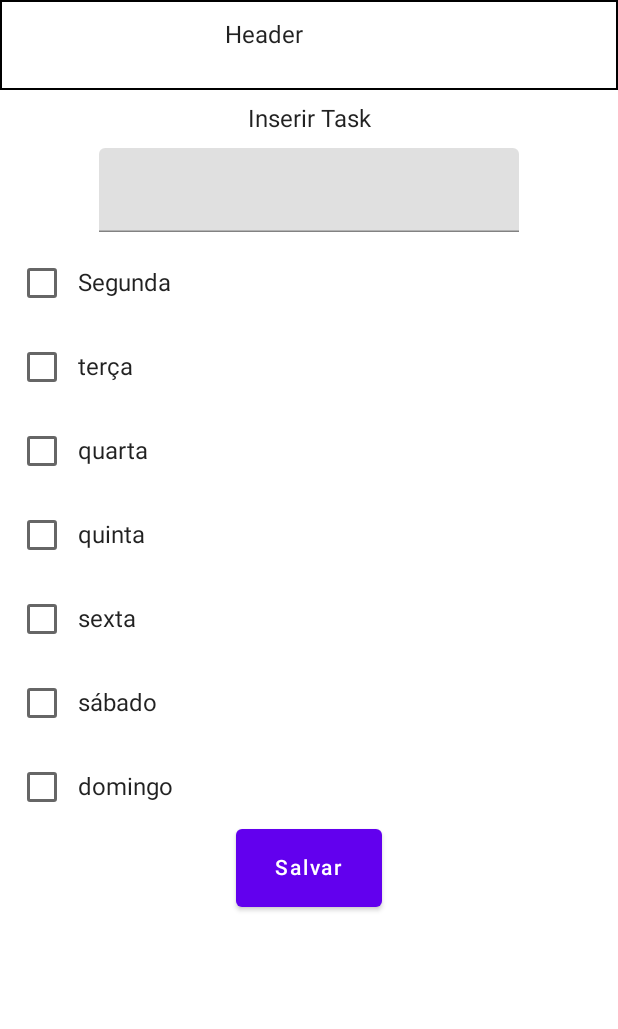
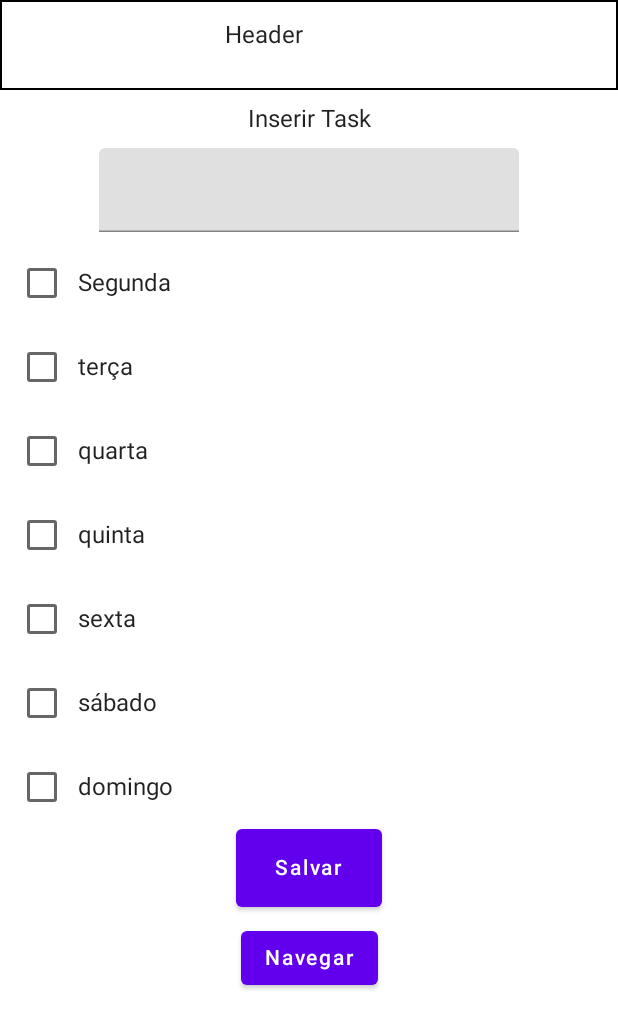
Before and after one commit to williamzabot/ComposeCheckBox, an Android app built with Jetpack Compose: the screen it shows after launch (MainActivity), on a phone screen of 412 x 824 dp. Shown: the top 1029 px of the screen. Run offline under Robolectric (Android 15) with nearby library versions, the phone set to English and light mode, and no system bars.

Commit message:
create navigation graph and pass parcelable argument between screens

```diff
--- a/app/build.gradle.kts
+++ b/app/build.gradle.kts
@@ -1,6 +1,7 @@
 plugins {
     id("com.android.application")
     id("org.jetbrains.kotlin.android")
+    id("kotlin-parcelize")
 }
 
 android {
@@ -55,11 +56,12 @@ dependencies {
     implementation("androidx.activity:activity-compose:1.7.0")
     implementation("androidx.compose.ui:ui:${Versions.COMPOSE_VERSION}")
     implementation("androidx.compose.ui:ui-tooling-preview:${Versions.COMPOSE_VERSION}")
-    implementation("androidx.navigation:navigation-compose:${Versions.NAV_VERSION}")
+    implementation("androidx.navigation:navigation-compose:${Versions.NAVIGATION_COMPOSE_VERSION}")
     implementation("androidx.compose.material:material:1.4.0")
     implementation("io.insert-koin:koin-androidx-compose:${Versions.KOIN_COMPOSE_VERSION}")
     implementation("io.insert-koin:koin-core:${Versions.KOIN_VERSION}")
     implementation("io.insert-koin:koin-android:${Versions.KOIN_VERSION}")
+    implementation("com.google.code.gson:gson:${Versions.GSON}")
 
     testImplementation("junit:junit:4.13.2")
     androidTestImplementation("androidx.test.ext:junit:1.1.5")
--- a/app/src/main/java/com/williamzabot/composenavkoin/data/model/Task.kt
+++ b/app/src/main/java/com/williamzabot/composenavkoin/data/model/Task.kt
@@ -1,3 +1,7 @@
 package com.williamzabot.composenavkoin.data.model
 
-data class Task(val description: String, val days: List<String> = emptyList())
+import android.os.Parcelable
+import kotlinx.parcelize.Parcelize
+
+@Parcelize
+data class Task(val description: String, val days: List<String> = emptyList()): Parcelable
--- a/app/src/main/java/com/williamzabot/composenavkoin/presentation/MainActivity.kt
+++ b/app/src/main/java/com/williamzabot/composenavkoin/presentation/MainActivity.kt
@@ -6,32 +6,24 @@ import androidx.activity.compose.setContent
 import androidx.compose.foundation.layout.fillMaxSize
 import androidx.compose.material.MaterialTheme
 import androidx.compose.material.Surface
-import androidx.compose.runtime.Composable
 import androidx.compose.ui.Modifier
-import androidx.compose.ui.tooling.preview.Preview
-import com.williamzabot.composenavkoin.presentation.tasks.TaskScreen
+import androidx.navigation.compose.rememberNavController
+import com.williamzabot.composenavkoin.presentation.navigation.NavigationGraph
 import com.williamzabot.composenavkoin.presentation.theme.ComposeNavKoinTheme
 
 class MainActivity : ComponentActivity() {
     override fun onCreate(savedInstanceState: Bundle?) {
         super.onCreate(savedInstanceState)
         setContent {
+            val navController = rememberNavController()
             ComposeNavKoinTheme {
                 Surface(
                     modifier = Modifier.fillMaxSize(),
                     color = MaterialTheme.colors.background
                 ) {
-                    TaskScreen()
+                    NavigationGraph(navController = navController)
                 }
             }
         }
     }
 }
-
-@Preview(showBackground = true)
-@Composable
-fun DefaultPreview() {
-    ComposeNavKoinTheme {
-
-    }
-}
--- /dev/null
+++ b/app/src/main/java/com/williamzabot/composenavkoin/presentation/navigation/NavigationGraph.kt
@@ -0,0 +1,41 @@
+package com.williamzabot.composenavkoin.presentation.navigation
+
+import android.net.Uri
+import androidx.compose.runtime.Composable
+import androidx.navigation.NavHostController
+import androidx.navigation.compose.NavHost
+import androidx.navigation.compose.composable
+import androidx.navigation.navArgument
+import com.google.gson.Gson
+import com.williamzabot.composenavkoin.data.model.Task
+import com.williamzabot.composenavkoin.presentation.tasks.TaskScreen
+import com.williamzabot.composenavkoin.presentation.tasks.TaskTwoScreen
+
+@Composable
+fun NavigationGraph(navController: NavHostController) {
+    NavHost(
+        navController = navController,
+        startDestination = NavigationScreen.TaskOneScreen.route
+    ) {
+        composable(route = NavigationScreen.TaskOneScreen.route) {
+            TaskScreen {
+                val json = Uri.encode(Gson().toJson(it))
+                navController.navigate("two/$json")
+            }
+
+        }
+
+        composable(route = NavigationScreen.TaskTwoScreen.route,
+            arguments = listOf(
+                navArgument("argTest") {
+                    type = TaskNavType()
+                }
+            )) {
+            val argTest = it.arguments?.getParcelable<Task>("argTest")
+            argTest?.let { task ->
+                TaskTwoScreen(task = task)
+            }
+        }
+    }
+
+}
--- /dev/null
+++ b/app/src/main/java/com/williamzabot/composenavkoin/presentation/navigation/NavigationScreen.kt
@@ -0,0 +1,6 @@
+package com.williamzabot.composenavkoin.presentation.navigation
+
+sealed class NavigationScreen(val route: String) {
+    object TaskOneScreen: NavigationScreen("one")
+    object TaskTwoScreen: NavigationScreen("two/{argTest}")
+}
--- /dev/null
+++ b/app/src/main/java/com/williamzabot/composenavkoin/presentation/navigation/TaskNavType.kt
@@ -0,0 +1,20 @@
+package com.williamzabot.composenavkoin.presentation.navigation
+
+import android.os.Bundle
+import androidx.navigation.NavType
+import com.google.gson.Gson
+import com.williamzabot.composenavkoin.data.model.Task
+
+class TaskNavType : NavType<Task>(isNullableAllowed = false) {
+    override fun get(bundle: Bundle, key: String): Task? {
+        return bundle.getParcelable(key)
+    }
+
+    override fun parseValue(value: String): Task {
+        return Gson().fromJson(value, Task::class.java)
+    }
+
+    override fun put(bundle: Bundle, key: String, value: Task) {
+        bundle.putParcelable(key, value)
+    }
+}
--- a/app/src/main/java/com/williamzabot/composenavkoin/presentation/tasks/TaskOneScreen.kt
+++ b/app/src/main/java/com/williamzabot/composenavkoin/presentation/tasks/TaskOneScreen.kt
@@ -31,7 +31,10 @@ import com.williamzabot.composenavkoin.data.model.Task
 import org.koin.androidx.compose.koinViewModel
 
 @Composable
-fun TaskScreen(viewModel: TaskViewModel = koinViewModel()) {
+fun TaskScreen(
+    viewModel: TaskViewModel = koinViewModel(),
+    onNavigateClick: (task: Task) -> Unit
+) {
     Column(
         modifier = Modifier
             .fillMaxSize()
@@ -69,12 +72,21 @@ fun TaskScreen(viewModel: TaskViewModel = koinViewModel()) {
                 }
             }
         }
+        Button(
+            modifier = Modifier.align(CenterHorizontally).padding(all = 10.dp),
+            onClick = {
+            onNavigateClick(
+                Task("task enviada", listOf("Sábado"))
+            )
+        }) {
+            Text(text = "Navegar")
+        }
     }
 
 }
 
 @Composable
-fun TaskForm(
+private fun TaskForm(
     weekDays: List<WeekDay>,
     changedItemCheckBox: (changedDay: WeekDay, isChecked: Boolean) -> Unit,
     onSaveClick: (task: Task) -> Unit
@@ -126,7 +138,7 @@ fun TaskForm(
 }
 
 @Composable
-fun TaskDetail(task: Task, onBackClick: () -> Unit) {
+private fun TaskDetail(task: Task, onBackClick: () -> Unit) {
     Column(
         modifier = Modifier
             .fillMaxSize()
@@ -160,7 +172,10 @@ fun TaskDetail(task: Task, onBackClick: () -> Unit) {
 
 
 @Composable
-fun ItemLayout(weekDay: WeekDay, onChanged: (weekDay: WeekDay, isChecked: Boolean) -> Unit) {
+private fun ItemLayout(
+    weekDay: WeekDay,
+    onChanged: (weekDay: WeekDay, isChecked: Boolean) -> Unit
+) {
     Row(verticalAlignment = Alignment.CenterVertically, modifier = Modifier.padding(4.dp)) {
         Checkbox(
             checked = weekDay.checked,
--- a/app/src/main/java/com/williamzabot/composenavkoin/presentation/tasks/TaskViewModel.kt
+++ b/app/src/main/java/com/williamzabot/composenavkoin/presentation/tasks/TaskViewModel.kt
@@ -45,8 +45,6 @@ class TaskViewModel(private val taskRepository: TaskRepository) : ViewModel() {
         }
     }
 
-    fun getTasks() = taskRepository.getTasks()
-
     fun changeItem(changeDay: WeekDay, changeChecked: Boolean) {
         viewModelScope.launch {
             _weekDays.emit(_weekDays.value.map {
--- a/buildSrc/src/main/kotlin/Dependencies.kt
+++ b/buildSrc/src/main/kotlin/Dependencies.kt
@@ -2,7 +2,8 @@
 object Versions {
     const val GRADLE_PLUGIN = "7.4.0"
     const val COMPOSE_VERSION = "1.2.0"
-    const val NAV_VERSION = "2.5.3"
+    const val NAVIGATION_COMPOSE_VERSION = "2.5.3"
     const val KOIN_VERSION = "3.4.0"
     const val KOIN_COMPOSE_VERSION = "3.4.3"
+    const val GSON = "2.10.1"
 }
```
Also changed, not shown: app/src/main/java/com/williamzabot/composenavkoin/presentation/tasks/TaskTwoScreen.kt (added, +22 -0 lines).
